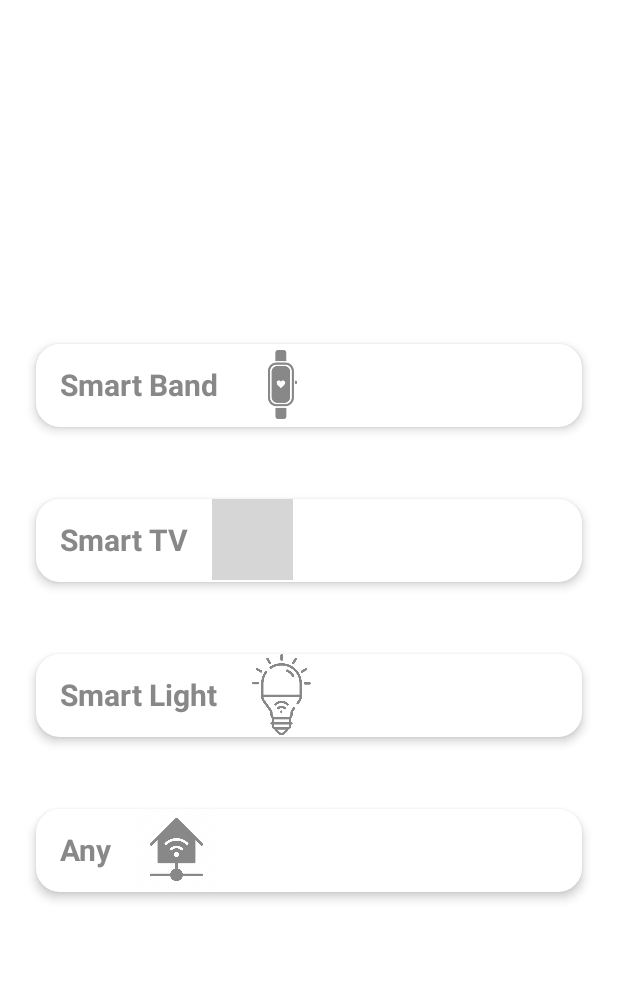
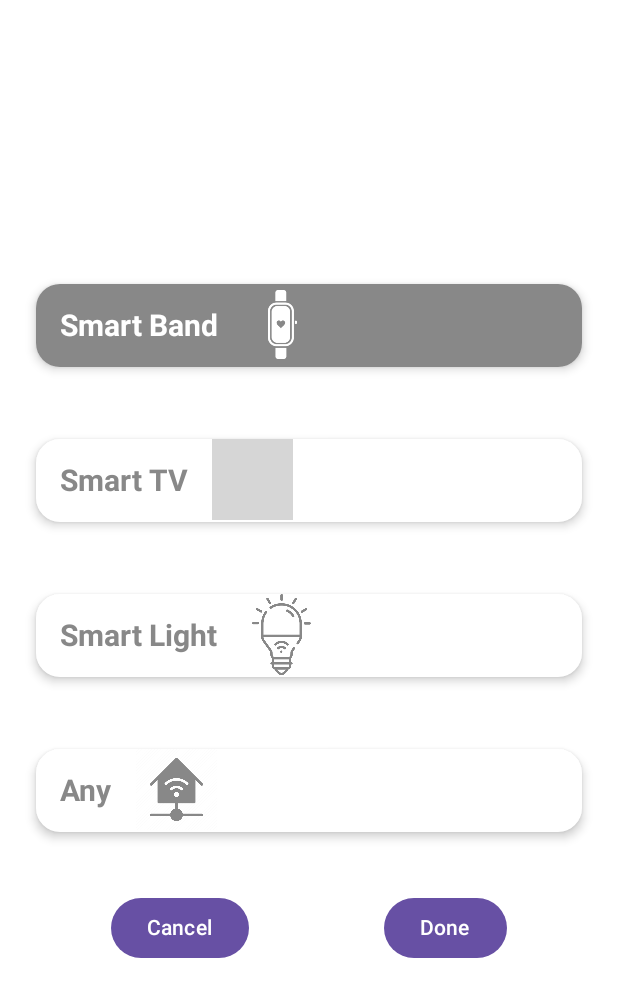
Before and after one commit to Abuhadziar/Automatyka_w_domu, an Android app built with Jetpack Compose: the @Preview function SelectDeviceTypePreview, on a phone screen of 412 x 824 dp. Shown: the top 997 px of the screen. Run offline under Robolectric (Android 15) with nearby library versions, the phone set to English and light mode, and no system bars; grey boxes are pictures that could not be loaded.

Commit message:
Screens updated

```diff
--- a/app/src/main/java/com/example/automatyka_w_domu/ui/theme/AppViewModel.kt
+++ b/app/src/main/java/com/example/automatyka_w_domu/ui/theme/AppViewModel.kt
@@ -37,4 +37,7 @@ class AppViewModel @Inject constructor(
         }
     }
 
+    fun doneButtonClicked() {
+
+    }
 }
--- a/app/src/main/java/com/example/automatyka_w_domu/ui/theme/presentation/UIcomponents/ScanScreen.kt
+++ b/app/src/main/java/com/example/automatyka_w_domu/ui/theme/presentation/UIcomponents/ScanScreen.kt
@@ -64,7 +64,7 @@ fun scanScreen(
                     .fillMaxWidth()
                     .padding(dimensionResource(R.dimen.padding_medium))
             ) {
-                Text(stringResource(R.string.Done_button))
+                Text(stringResource(R.string.done_button))
             }
         }
     }
--- a/app/src/main/java/com/example/automatyka_w_domu/ui/theme/presentation/UIcomponents/SelectTypeScreen.kt
+++ b/app/src/main/java/com/example/automatyka_w_domu/ui/theme/presentation/UIcomponents/SelectTypeScreen.kt
@@ -10,6 +10,7 @@ import androidx.compose.foundation.layout.padding
 import androidx.compose.foundation.layout.paddingFrom
 import androidx.compose.foundation.layout.size
 import androidx.compose.foundation.shape.RoundedCornerShape
+import androidx.compose.material3.Button
 import androidx.compose.material3.Card
 import androidx.compose.material3.CardColors
 import androidx.compose.material3.CardDefaults
@@ -35,9 +36,11 @@ import androidx.compose.ui.unit.dp
 
 @Composable
 fun SelectDeviceType(
-    modifier: Modifier = Modifier
+    modifier: Modifier = Modifier,
+    onCancelButtonClicked: () -> Unit,
+    onDoneButtonClicked: () -> Unit
 ) {
-    var selectedDevice by remember { mutableStateOf("") }
+    var selectedDevice by remember { mutableStateOf(0) }
 
     val deviceTypes = listOf(
         DeviceOption(stringResource(R.string.devType_band), R.drawable.smart_band_icon),
@@ -53,9 +56,33 @@ fun SelectDeviceType(
         deviceTypes.forEach { option ->
             SelectDeviceCard(
                 deviceOption = option,
-                isSelected = option.name == selectedDevice
+                isSelected = option.name == deviceTypes[selectedDevice].name
             ) {
-                selectedDevice = option.name
+                selectedDevice = deviceTypes.indexOf(option)
+            }
+        }
+        Row(
+            modifier = Modifier
+                .fillMaxWidth(),
+            horizontalArrangement = Arrangement.SpaceEvenly
+        ) {
+            Button(
+                onClick = { onCancelButtonClicked },
+                modifier = modifier
+                    .padding(dimensionResource(R.dimen.padding_medium))
+            ) {
+                Text(
+                    text = stringResource(R.string.cancel_button)
+                )
+            }
+            Button(
+                onClick = { onDoneButtonClicked },
+                modifier = modifier
+                    .padding(dimensionResource(R.dimen.padding_medium))
+            ) {
+                Text(
+                    text = stringResource(R.string.done_button)
+                )
             }
         }
     }
@@ -116,5 +143,5 @@ fun SelectDeviceCard(
 @Preview
 @Composable
 fun SelectDeviceTypePreview() {
-    SelectDeviceType()
+    SelectDeviceType(onCancelButtonClicked = {}, onDoneButtonClicked = {})
 }
--- a/app/src/main/res/values/strings.xml
+++ b/app/src/main/res/values/strings.xml
@@ -1,7 +1,7 @@
 <resources>
     <string name="app_name">Automatyka_w_domu</string>
     <string name="scan_button">Scan</string>
-    <string name="Done_button">Done</string>
+    <string name="done_button">Done</string>
     <string name="start_screen">Start</string>
     <string name="scan_screen">Scan</string>
     <string name="main_screen_bar">Your Devices</string>
@@ -10,5 +10,6 @@
     <string name="devType_tv">Smart TV</string>
     <string name="devType_light">Smart Light</string>
     <string name="devType_any">Any</string>
+    <string name="cancel_button">Cancel</string>
 
 </resources>
```
Also changed, not shown: app/src/main/java/com/example/automatyka_w_domu/ui/theme/presentation/UIcomponents/MainScreen.kt (+17 -0 lines), app/src/main/java/com/example/automatyka_w_domu/ui/theme/presentation/UIcomponents/StartScreen.kt (+8 -0 lines).
